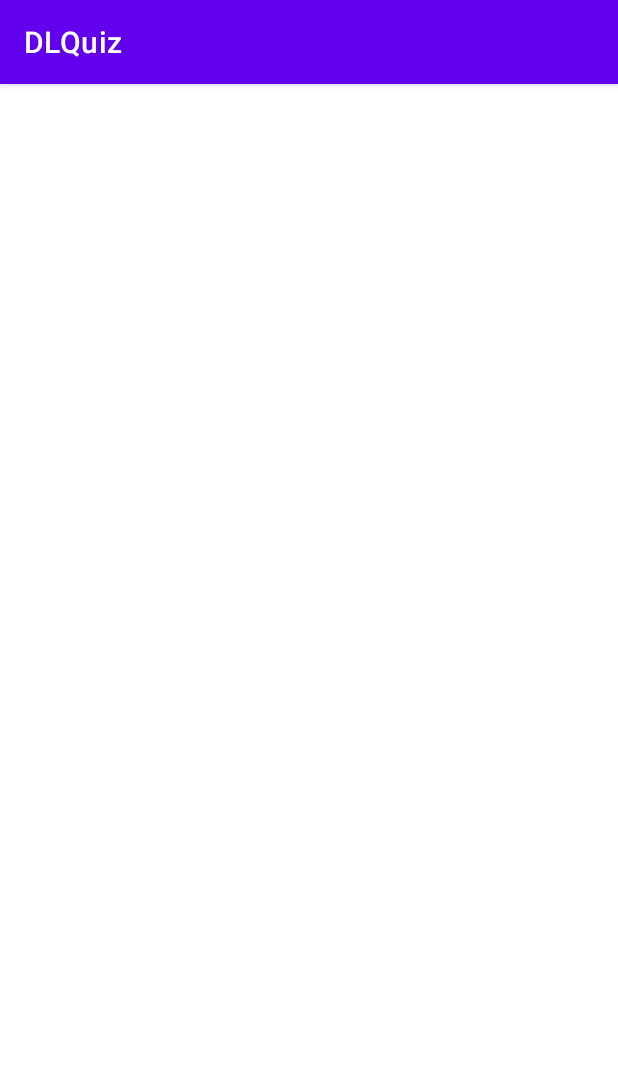
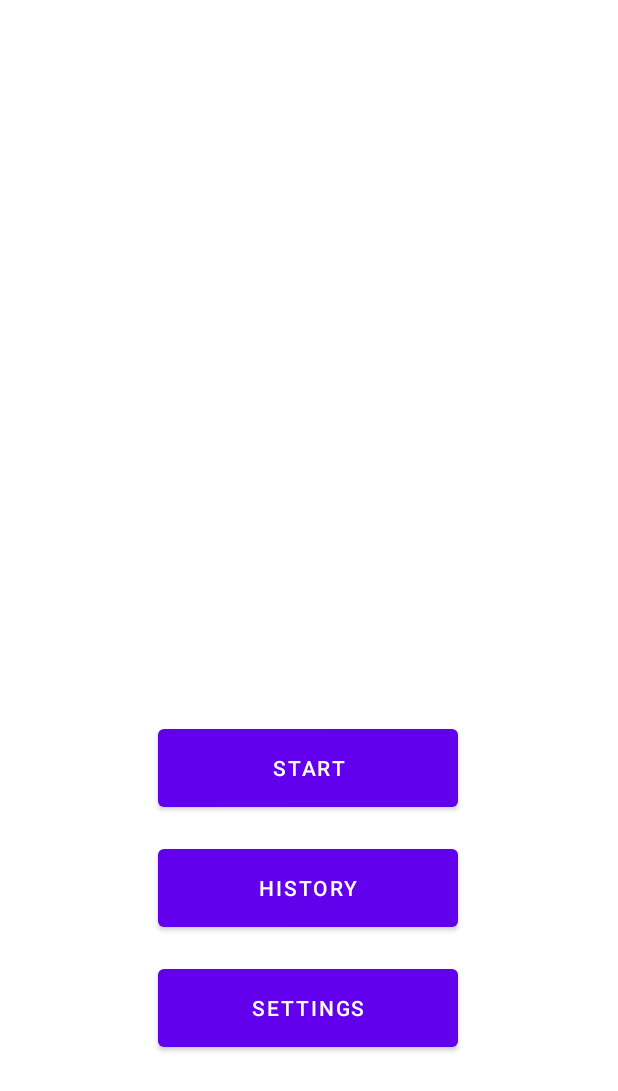
Before and after one commit to SnappyDragon64/DLQuiz, an Android app: the screen it shows after launch (MainActivity), on a phone screen of 412 x 824 dp. Shown: the top 1091 px of the screen. Run offline under Robolectric (Android 15) with nearby library versions, the phone set to English and light mode, and no system bars.

Commit message:
Started work on quiz activity

```diff
--- a/app/src/main/AndroidManifest.xml
+++ b/app/src/main/AndroidManifest.xml
@@ -10,7 +10,7 @@
             android:supportsRtl="true"
             android:theme="@style/Theme.DLQuiz">
         <activity
-                android:name=".MainActivity"
+                android:name=".activity.MainActivity"
                 android:exported="true">
             <intent-filter>
                 <action android:name="android.intent.action.MAIN"/>
@@ -18,6 +18,10 @@
                 <category android:name="android.intent.category.LAUNCHER"/>
             </intent-filter>
         </activity>
+        <activity
+                android:name=".activity.QuizActivity"
+                android:exported="true">
+        </activity>
     </application>
 
 </manifest>
--- /dev/null
+++ b/app/src/main/java/in/kjsieit/dlquiz/activity/MainActivity.java
@@ -0,0 +1,27 @@
+package in.kjsieit.dlquiz.activity;
+
+import android.content.Intent;
+import android.view.View;
+import android.view.Window;
+import android.view.WindowManager;
+import android.widget.Button;
+import androidx.appcompat.app.AppCompatActivity;
+import android.os.Bundle;
+import in.kjsieit.dlquiz.R;
+
+public class MainActivity extends AppCompatActivity {
+
+    @Override
+    protected void onCreate(Bundle savedInstanceState) {
+        super.onCreate(savedInstanceState);
+        requestWindowFeature(Window.FEATURE_NO_TITLE);
+        getSupportActionBar().hide();
+        this.getWindow().setFlags(WindowManager.LayoutParams.FLAG_FULLSCREEN, WindowManager.LayoutParams.FLAG_FULLSCREEN);
+
+        setContentView(R.layout.activity_main);
+
+        Button startButton = findViewById(R.id.startButton);
+        startButton.setOnClickListener(v -> startActivity(new Intent(MainActivity.this, QuizActivity.class)));
+
+    }
+}
--- a/app/src/main/res/layout/activity_main.xml
+++ b/app/src/main/res/layout/activity_main.xml
@@ -5,4 +5,39 @@
         xmlns:app="http://schemas.android.com/apk/res-auto"
         android:layout_width="match_parent"
         android:layout_height="match_parent"
-        tools:context=".MainActivity"/>
+        tools:context=".activity.MainActivity">
+
+    <Button
+            android:text="Start"
+            android:layout_width="200dp"
+            android:layout_height="64dp"
+            android:id="@+id/startButton"
+            app:layout_constraintStart_toStartOf="parent"
+            app:layout_constraintEnd_toEndOf="parent"
+            app:layout_constraintHorizontal_bias="0.497"
+            app:layout_constraintBottom_toBottomOf="parent"
+            android:layout_marginBottom="280dp"/>
+
+    <Button
+            android:text="History"
+            android:layout_width="200dp"
+            android:layout_height="64dp"
+            android:id="@+id/historyButton"
+            app:layout_constraintStart_toStartOf="parent"
+            app:layout_constraintEnd_toEndOf="parent"
+            app:layout_constraintHorizontal_bias="0.497"
+            app:layout_constraintTop_toBottomOf="@+id/startButton"
+            android:layout_marginTop="16dp"/>
+
+    <Button
+            android:text="Settings"
+            android:layout_width="200dp"
+            android:layout_height="64dp"
+            android:id="@+id/settingsButton"
+            app:layout_constraintStart_toStartOf="parent"
+            app:layout_constraintEnd_toEndOf="parent"
+            app:layout_constraintHorizontal_bias="0.497"
+            app:layout_constraintTop_toBottomOf="@+id/historyButton"
+            android:layout_marginTop="16dp"/>
+
+</androidx.constraintlayout.widget.ConstraintLayout>
--- /dev/null
+++ b/app/src/main/res/values/refs.xml
@@ -0,0 +1,3 @@
+<?xml version="1.0" encoding="utf-8"?>
+<resources>
+</resources>
```
Also changed, not shown: app/src/main/java/in/kjsieit/dlquiz/MainActivity.java (deleted, +0 -13 lines), app/src/main/java/in/kjsieit/dlquiz/activity/QuizActivity.java (added, +47 -0 lines), app/src/main/res/layout/activity_quiz.xml (added, +107 -0 lines).
